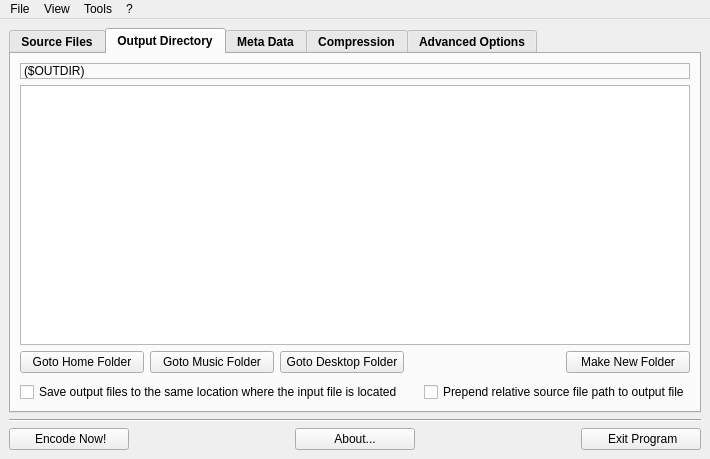
Above: LameXP_QT/gui/MainWindow.ui from manojkumardshenoy/mulder before the change. Below: the same form after it.
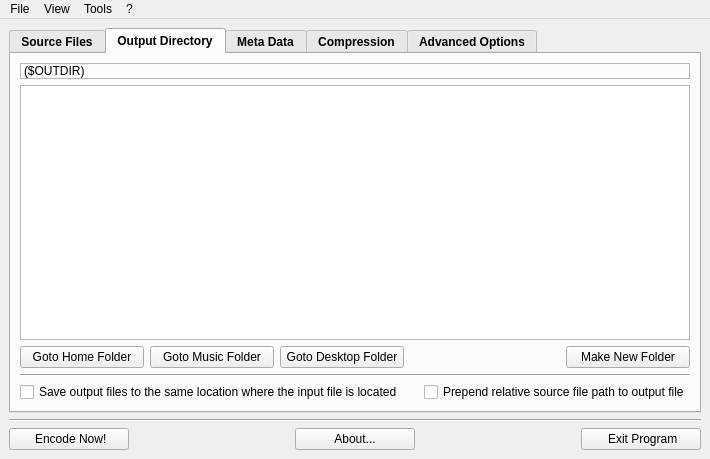
That is the form after the change. The open tabs and pages were chosen to show the change. Icons and pictures are not drawn.

Patch:
```diff
--- a/LameXP_QT/gui/MainWindow.ui
+++ b/LameXP_QT/gui/MainWindow.ui
@@ -386,20 +386,23 @@
              </layout>
             </item>
             <item>
-             <spacer name="verticalSpacer">
-              <property name="orientation">
-               <enum>Qt::Vertical</enum>
-              </property>
-              <property name="sizeType">
-               <enum>QSizePolicy::Fixed</enum>
-              </property>
-              <property name="sizeHint" stdset="0">
+             <widget class="QFrame" name="frame_2">
+              <property name="maximumSize">
                <size>
-                <width>20</width>
-                <height>3</height>
+                <width>16777215</width>
+                <height>2</height>
                </size>
               </property>
-             </spacer>
+              <property name="frameShape">
+               <enum>QFrame::HLine</enum>
+              </property>
+              <property name="frameShadow">
+               <enum>QFrame::Sunken</enum>
+              </property>
+              <property name="lineWidth">
+               <number>1</number>
+              </property>
+             </widget>
             </item>
             <item>
              <layout class="QHBoxLayout" name="horizontalLayout_4">
```
Left out of the diff: 8 changed lines with no effect on the pictures.
